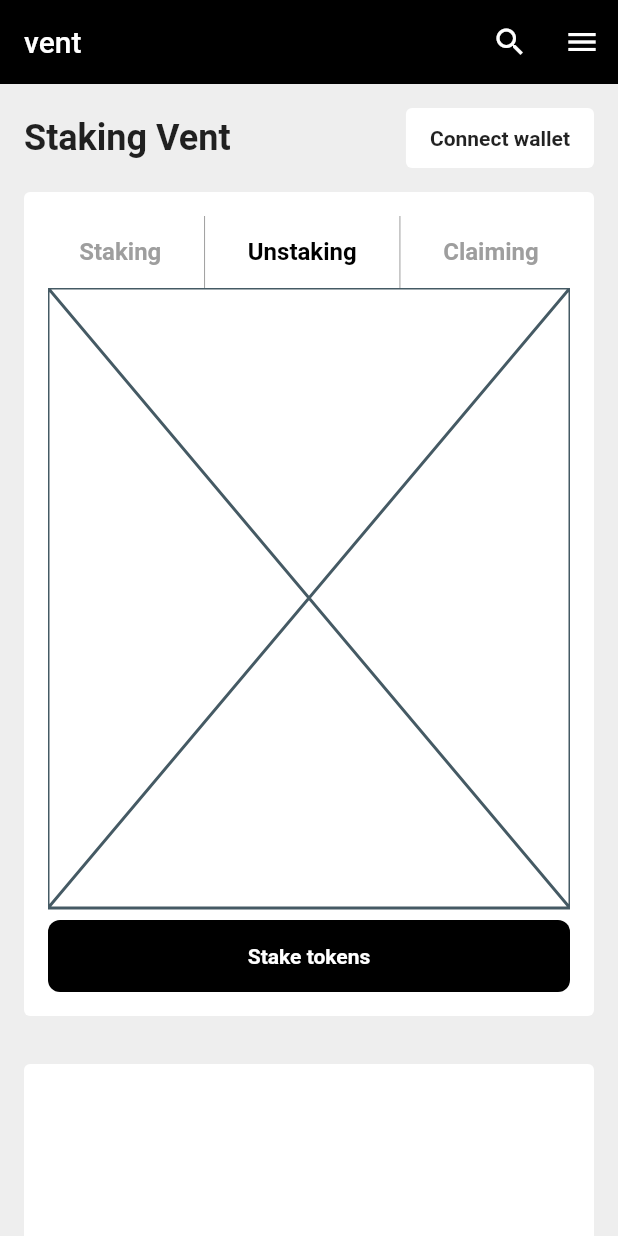
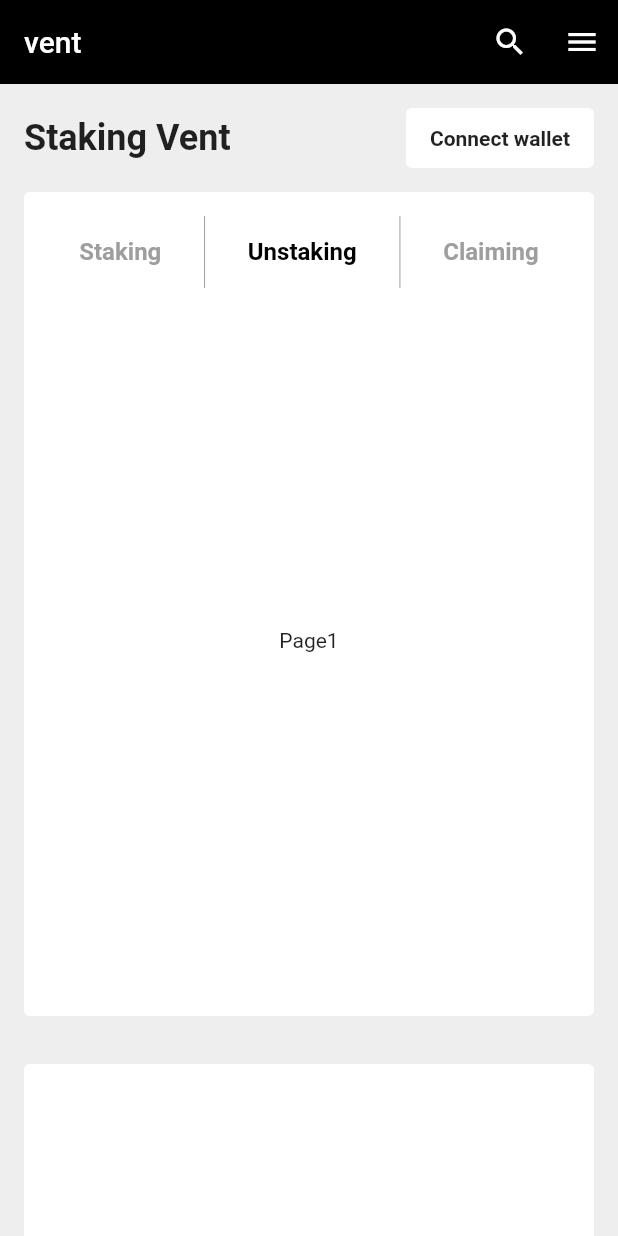
Before and after one commit to JAICHANGPARK/flutter_notebook_19th_story, a Flutter app: the screen it shows after launch, after a tap on "Unstaking", on a phone screen of 412 x 824 dp. Run offline on Flutter 3.47's test engine with Material 2 defaults, Android fonts, the phone set to English and light mode, and no system bars; our stand-ins replace cached_network_image, flutter_riverpod, freezed_annotation, smooth_page_indicator, video_player.

Commit message:
Update staking_main_page.dart

```diff
--- a/lib/ep1117_staking_app/src/ui/staking_main_page.dart
+++ b/lib/ep1117_staking_app/src/ui/staking_main_page.dart
@@ -81,8 +81,10 @@ class _StakingMainPageState extends State<StakingMainPage> with SingleTickerProv
                           children: [
                             GestureDetector(
                               onTap: () {
+
                                 setState(() {
                                   _tabIndex = 0;
+                                  _pageController.jumpToPage(_tabIndex);
                                 });
                               },
                               child: Text(
@@ -101,6 +103,7 @@ class _StakingMainPageState extends State<StakingMainPage> with SingleTickerProv
                               onTap: () {
                                 setState(() {
                                   _tabIndex = 1;
+                                  _pageController.jumpToPage(_tabIndex);
                                 });
                               },
                               child: Text(
@@ -119,6 +122,7 @@ class _StakingMainPageState extends State<StakingMainPage> with SingleTickerProv
                               onTap: () {
                                 setState(() {
                                   _tabIndex = 2;
+                                  _pageController.jumpToPage(_tabIndex);
                                 });
                               },
                               child: Text(
@@ -136,6 +140,11 @@ class _StakingMainPageState extends State<StakingMainPage> with SingleTickerProv
                       Expanded(
                         child: PageView(
                           controller: _pageController,
+                          onPageChanged: (index) {
+                            setState((){
+                              _tabIndex = index;
+                            });
+                          },
                           children: [
                             Column(
                               children: [
@@ -160,6 +169,12 @@ class _StakingMainPageState extends State<StakingMainPage> with SingleTickerProv
                                   ),
                                 )
                               ],
+                            ),
+                            Center(
+                              child: Text("Page1"),
+                            ),
+                            Center(
+                              child: Text("Page2"),
                             )
                           ],
                         ),
```
